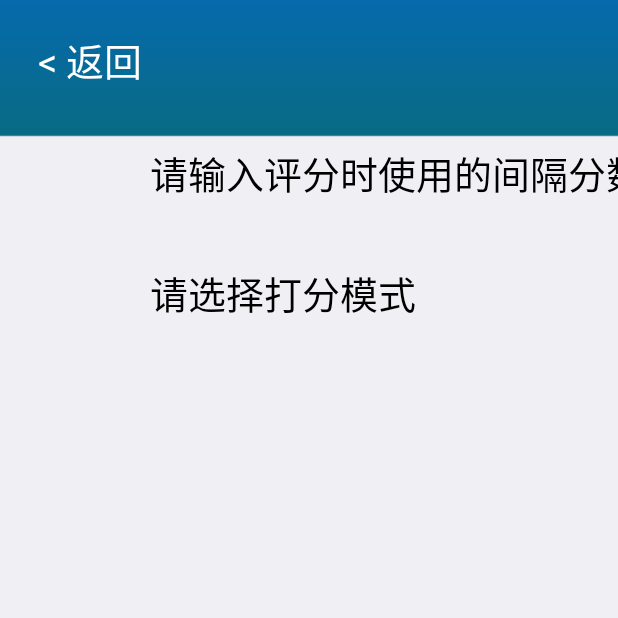
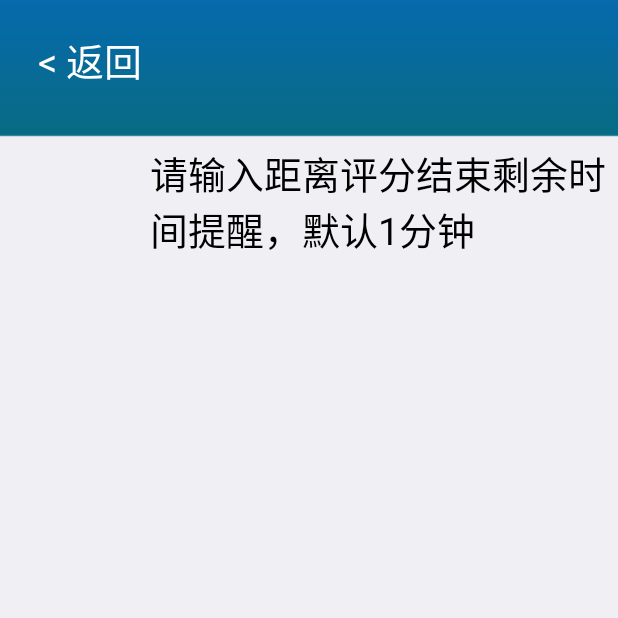
Before and after one commit to silversand623/AndroidStudio_HandScore, an Android app: the SettingActivity screen opened directly, with no data from a screen before it, on a phone screen of 412 x 824 dp, the top half of it. Run offline under Robolectric (Android 15) with nearby library versions, the phone set to English and light mode, and no system bars.

Commit message:
设置时间

```diff
--- a/app/src/main/res/layout/activity_setting.xml
+++ b/app/src/main/res/layout/activity_setting.xml
@@ -1,92 +1,132 @@
 <?xml version="1.0" encoding="UTF-8"?>
-<LinearLayout
+<LinearLayout xmlns:android="http://schemas.android.com/apk/res/android"
     android:layout_width="fill_parent"
     android:layout_height="fill_parent"
     android:layout_alignParentTop="true"
-        android:orientation="vertical"
     android:background="@drawable/setting"
-         xmlns:android="http://schemas.android.com/apk/res/android">
+    android:orientation="vertical">
+
     <LinearLayout
-	  android:orientation="horizontal"
         android:layout_width="fill_parent"
         android:layout_height="96dip"
         android:gravity="top"
-	  >
+        android:orientation="horizontal">
+
         <TextView
             android:id="@+id/TVBack"
             android:layout_width="120dp"
             android:layout_height="80dp"
-	   android:textSize="25dip"
+            android:gravity="center"
+            android:text="&lt; 返回"
             android:textColor="#ffffff"
-	   android:text="&lt; 返回"
-	   android:gravity="center"
-	  />
+            android:textSize="25dip" />
+
         <TextView
             android:id="@+id/ExamName"
             android:layout_width="1050dp"
             android:layout_height="80dp"
-	   android:textSize="25dip"
+            android:gravity="center"
+            android:text="考试名称"
             android:textColor="#ffffff"
-	   android:text="考试名称"
-	   android:gravity="center"
-	  />
+            android:textSize="25dip" />
+
         <TextView
             android:id="@+id/TVsubmit"
             android:layout_width="100dp"
             android:layout_height="80dp"
+            android:gravity="center"
+            android:text="确定"
+            android:textColor="#ffffff"
+            android:textSize="25dip" />
+    </LinearLayout>
+
+    <LinearLayout
+        android:layout_width="match_parent"
+        android:layout_height="80dip"
+        android:gravity="left"
+        android:orientation="horizontal">
+
+        <TextView
+            android:layout_width="wrap_content"
+            android:layout_height="wrap_content"
+            android:layout_marginLeft="100dp"
+            android:text="请输入距离评分结束剩余时间提醒，默认1分钟"
+            android:textColor="@color/ScoreMainFontColor"
+            android:textSize="25dip" />
+
+        <EditText
+            android:id="@+id/timeInterval"
+            android:layout_width="100dp"
+            android:layout_height="wrap_content"
+            android:layout_marginLeft="20dp"
+            android:height="40dip"
+            android:background="@drawable/buttonstyle"
+            android:digits="0123456789"
+            android:inputType="number"
             android:textSize="25dip"
-	  android:textColor="#ffffff"
-	   android:text="确定"
-	   android:gravity="center"
-	  />
+            android:text="1">
+
+            <requestFocus />
+        </EditText>
+
+        <TextView
+            android:layout_width="wrap_content"
+            android:layout_height="wrap_content"
+            android:text="分钟"
+            android:textColor="@color/ScoreMainFontColor"
+            android:textSize="25dip" />
     </LinearLayout>
+
     <LinearLayout
-	  android:orientation="horizontal"
         android:layout_width="800dp"
         android:layout_height="80dip"
         android:gravity="left"
-	  >
+        android:visibility="gone"
+        android:orientation="horizontal">
+
         <TextView
             android:layout_width="wrap_content"
             android:layout_height="wrap_content"
-         android:textSize="25dip"
             android:layout_marginLeft="100dp"
+            android:text="请输入评分时使用的间隔分数"
             android:textColor="@color/ScoreMainFontColor"
-        android:text="请输入评分时使用的间隔分数" />
+            android:textSize="25dip" />
 
         <EditText
             android:id="@+id/eTextInterval"
             android:layout_width="200dp"
             android:layout_height="wrap_content"
-        android:text="1"
-       android:background="@drawable/buttonstyle"
             android:layout_marginLeft="50dp"
             android:height="40dip"
+            android:background="@drawable/buttonstyle"
             android:digits="0123456789."
-        android:inputType="textNoSuggestions">
+            android:inputType="textNoSuggestions"
+            android:text="1">
+
             <requestFocus />
         </EditText>
     </LinearLayout>
+
     <LinearLayout
-	  android:orientation="horizontal"
         android:layout_width="fill_parent"
         android:layout_height="80dip"
         android:gravity="left"
-	  >
+        android:visibility="gone"
+        android:orientation="horizontal">
+
         <TextView
             android:layout_width="wrap_content"
             android:layout_height="wrap_content"
-         android:textSize="25dip"
             android:layout_marginLeft="100dp"
+            android:text="请选择打分模式"
             android:textColor="@color/ScoreMainFontColor"
-        android:text="请选择打分模式" />
+            android:textSize="25dip" />
+
         <com.example.webview.SegmentSet
             android:id="@+id/SegmentSetBar"
             android:layout_width="150dip"
             android:layout_height="wrap_content"
-	android:layout_marginLeft="200dp"
-	>
- </com.example.webview.SegmentSet>
+            android:layout_marginLeft="200dp"></com.example.webview.SegmentSet>
     </LinearLayout>
 
 </LinearLayout>
```
Also changed, not shown: app/src/main/java/com/example/webview/SettingActivity.java (+77 -138 lines). Lines whose indentation alone changed are shown as unchanged.
